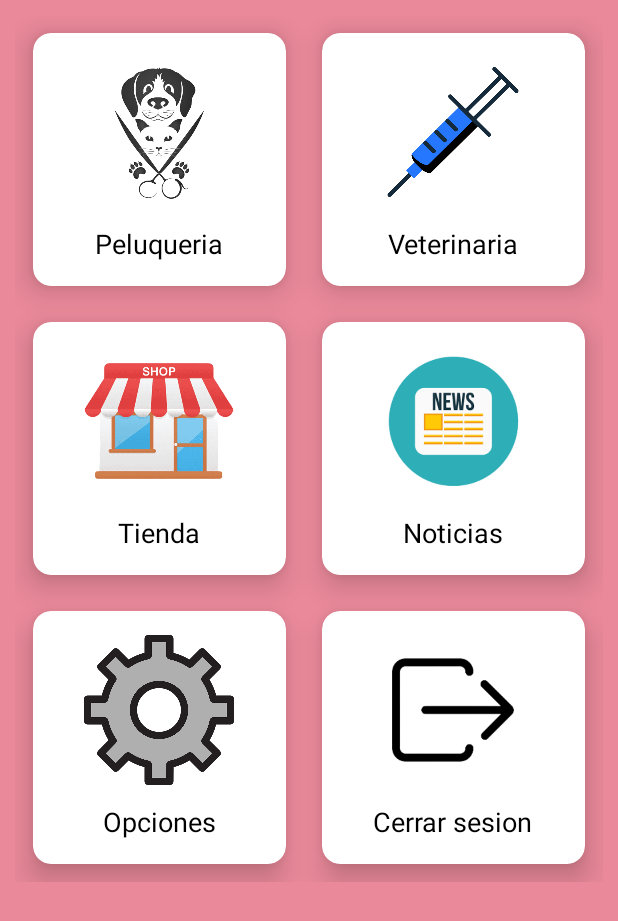
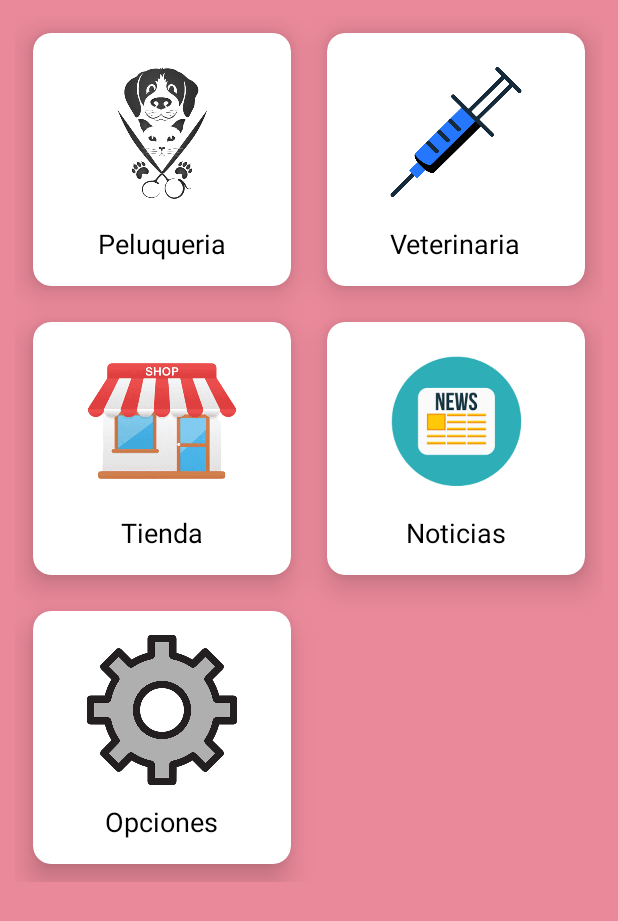
Before and after one commit to Byrevenge3r/TFCPeluqueria, an Android app: the MainActivity screen opened directly, with no data from a screen before it, on a phone screen of 412 x 824 dp. Shown: the top 921 px of the screen. Run offline under Robolectric (Android 15) with nearby library versions, the phone set to English and light mode, and no system bars; our stand-ins replace Firebase (no records; nobody signed in at launch, a user with empty details on screens opened directly), Room's generated code.

Commit message:
webDada mein

```diff
--- a/app/src/main/java/com/dam/peluqueriacanina/mainActivity/MainActivity.java
+++ b/app/src/main/java/com/dam/peluqueriacanina/mainActivity/MainActivity.java
@@ -35,7 +35,7 @@ import java.util.Date;
 
 public class MainActivity extends AppCompatActivity implements View.OnClickListener {
 
-    CardView cvPeluqueria, cvVeterinaria, cvTienda, cvNoticias, cvOpciones, cvCerrarSesion;
+    CardView cvPeluqueria, cvVeterinaria, cvTienda, cvNoticias, cvOpciones ;
     Intent i;
     FirebaseDatabase fdb;
     DatabaseReference dbr;
@@ -73,14 +73,13 @@ public class MainActivity extends AppCompatActivity implements View.OnClickListe
         cvTienda = findViewById(R.id.cvTienda);
         cvNoticias = findViewById(R.id.cvNoticias);
         cvOpciones = findViewById(R.id.cvOpciones);
-        cvCerrarSesion = findViewById(R.id.cvCerrarSesion);
+
 
         cvPeluqueria.setOnClickListener(this);
         cvVeterinaria.setOnClickListener(this);
         cvTienda.setOnClickListener(this);
         cvNoticias.setOnClickListener(this);
         cvOpciones.setOnClickListener(this);
-        cvCerrarSesion.setOnClickListener(this);
 
 
     }
@@ -122,19 +121,6 @@ public class MainActivity extends AppCompatActivity implements View.OnClickListe
         } else if (v.equals(cvOpciones)) {
             i = new Intent(this, AjustesActivity.class);
             startActivity(i);
-        } else if (v.equals(cvCerrarSesion)) {
-            logout();
-            SharedPreferences spf = getSharedPreferences("checkbox", MODE_PRIVATE);
-            SharedPreferences.Editor edt = spf.edit();
-            edt.putString("remember", "false");
-            edt.apply();
-
-            finish();
-
-            i = new Intent(this, LoginActivity.class);
-            startActivity(i);
-        } else {
-            Toast.makeText(this, "Cerrar sesion", Toast.LENGTH_SHORT).show();
         }
 
 
--- a/app/src/main/java/com/dam/peluqueriacanina/mainActivity/peluqueria/PeluqueriaActivity.java
+++ b/app/src/main/java/com/dam/peluqueriacanina/mainActivity/peluqueria/PeluqueriaActivity.java
@@ -138,6 +138,8 @@ public class PeluqueriaActivity extends AppCompatActivity implements View.OnClic
                 }
             }
 
+
+
             @Override
             public void onCancelled(@NonNull DatabaseError error) {
 
--- a/app/src/main/java/com/dam/peluqueriacanina/mainActivity/perfil/AjustesActivity.java
+++ b/app/src/main/java/com/dam/peluqueriacanina/mainActivity/perfil/AjustesActivity.java
@@ -70,7 +70,7 @@ public class AjustesActivity extends AppCompatActivity implements View.OnClickLi
                                         HashMap<String, Object> fotoPerfil = new HashMap<>();
                                         fotoPerfil.put("urlPerfil", uri.toString());
                                         ((MiApplication) getApplicationContext()).setUrlPerfil(uri.toString());
-                                        dbRef.child("usuarios/" + ((MiApplication) getApplicationContext()).getKey()).updateChildren(fotoPerfil);
+  //                                      dbRef.child("usuarios/" + ((MiApplication) getApplicationContext()).getKey()).updateChildren(fotoPerfil);
 
                                     }
                                 });
--- a/app/src/main/res/layout/activity_main.xml
+++ b/app/src/main/res/layout/activity_main.xml
@@ -187,39 +187,6 @@
 
         </androidx.cardview.widget.CardView>
 
-        <androidx.cardview.widget.CardView
-            android:id="@+id/cvCerrarSesion"
-            android:layout_width="wrap_content"
-            android:layout_height="wrap_content"
-            android:layout_rowWeight="1"
-            android:layout_columnWeight="1"
-            android:layout_margin="12dp"
-            app:cardCornerRadius="12dp"
-            app:cardElevation="12dp">
-
-            <LinearLayout
-                android:layout_width="match_parent"
-                android:layout_height="wrap_content"
-                android:gravity="center"
-                android:orientation="vertical"
-                android:padding="16dp">
-
-                <ImageView
-                    android:layout_width="100dp"
-                    android:layout_height="100dp"
-                    android:src="@drawable/cerrar_sesion_menu" />
-
-                <TextView
-                    android:layout_width="wrap_content"
-                    android:layout_height="wrap_content"
-                    android:layout_marginTop="12dp"
-                    android:text="@string/tv_cerrar_sesion_menu"
-                    android:textColor="@color/color_texto_negro"
-                    android:textSize="18sp" />
-
-            </LinearLayout>
-
-        </androidx.cardview.widget.CardView>
 
     </GridLayout>
 
```
Also changed, not shown: app/src/main/res/layout/recicler_view_opciones_main.xml (deleted, +0 -10 lines).
